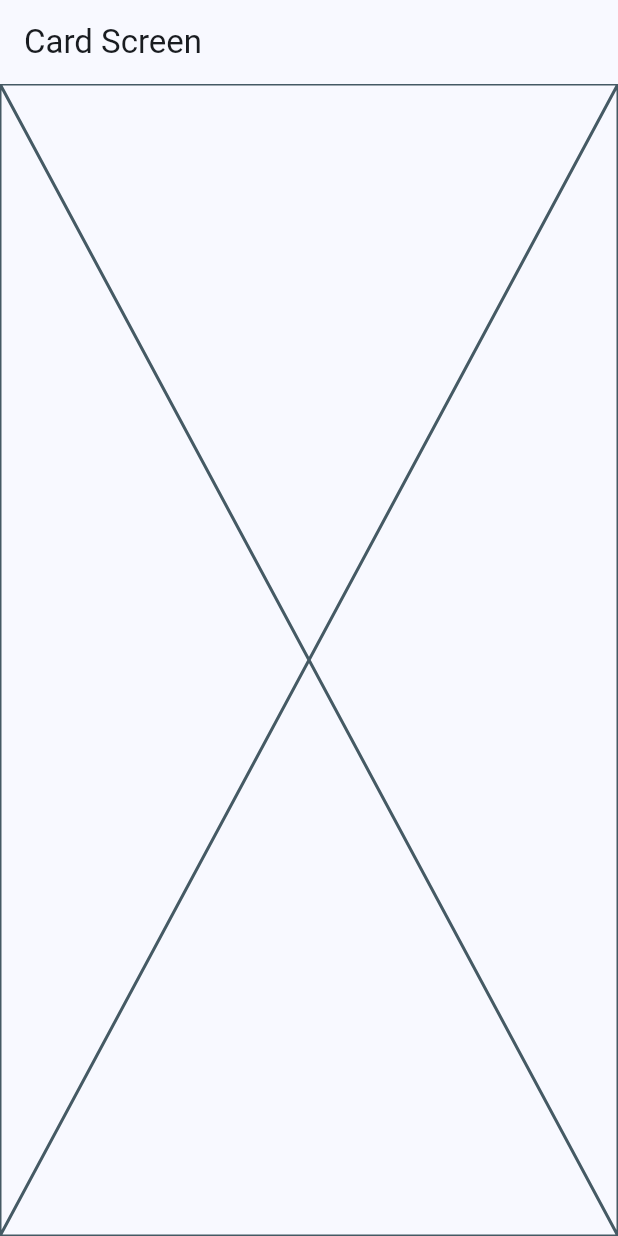
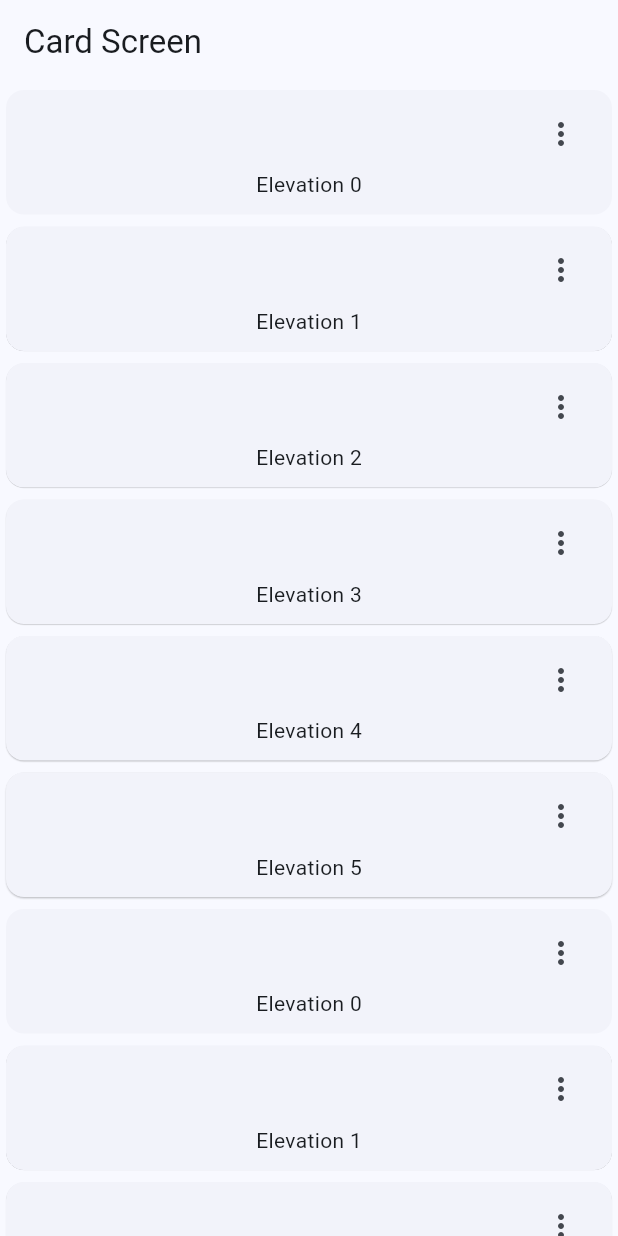
Before and after one commit to osvaldo-o/widgets-app-flutter, a Flutter app: the CardScreen screen opened by its route, on a phone screen of 412 x 824 dp. Run offline on Flutter 3.47's test engine with Material 2 defaults, Android fonts, the phone set to English and light mode, and no system bars; our stand-ins replace go_router.

Commit message:
cards elevations

```diff
--- a/lib/config/menu/menu_items.dart
+++ b/lib/config/menu/menu_items.dart
@@ -22,6 +22,6 @@ const List<MenuItem> appMenuItems = [
   MenuItem(
       title: 'Tarjetas',
       subTitle: 'Un contenedor estilizado',
-      link: '/card',
+      link: '/cards',
       icon: Icons.credit_card)
 ];
--- a/lib/presentation/screens/buttons/buttons_screen.dart
+++ b/lib/presentation/screens/buttons/buttons_screen.dart
@@ -14,7 +14,7 @@ class ButtonScreen extends StatelessWidget {
       floatingActionButton: FloatingActionButton(
           child: const Icon(Icons.arrow_back_ios_new_rounded),
           onPressed: () {
-            context.pop();
+            GoRouter.of(context).pop();
           }),
     );
   }
@@ -81,6 +81,7 @@ class _ButtonView extends StatelessWidget {
                 backgroundColor: MaterialStatePropertyAll(color.primary),
                 iconColor: const MaterialStatePropertyAll(Colors.white)),
           ),
+          const CustomButton(),
         ],
       ),
     );
--- a/lib/presentation/screens/cards/cards_screen.dart
+++ b/lib/presentation/screens/cards/cards_screen.dart
@@ -1,4 +1,13 @@
 import 'package:flutter/material.dart';
+
+const cards = <Map<String, dynamic>>[
+  {'elevation': 0.0, 'label': 'Elevation 0'},
+  {'elevation': 0.1, 'label': 'Elevation 1'},
+  {'elevation': 0.2, 'label': 'Elevation 2'},
+  {'elevation': 0.3, 'label': 'Elevation 3'},
+  {'elevation': 0.4, 'label': 'Elevation 4'},
+  {'elevation': 0.5, 'label': 'Elevation 5'},
+];
 
 class CardScreen extends StatelessWidget {
   const CardScreen({super.key});
@@ -9,7 +18,55 @@ class CardScreen extends StatelessWidget {
       appBar: AppBar(
         title: const Text('Card Screen'),
       ),
-      body: const Placeholder(),
+      body: const _CardScreen(),
     );
   }
 }
+
+class _CardScreen extends StatelessWidget {
+  const _CardScreen();
+
+  @override
+  Widget build(BuildContext context) {
+    return SingleChildScrollView(
+      child: Column(
+        children: [
+          ...cards.map(
+              (e) => _CardType1(label: e['label'], elevation: e['elevation'])),
+          ...cards.map(
+              (e) => _CardType1(label: e['label'], elevation: e['elevation'])),
+        ],
+      ),
+    );
+  }
+}
+
+class _CardType1 extends StatelessWidget {
+  final String label;
+  final double elevation;
+  const _CardType1({required this.label, required this.elevation});
+
+  @override
+  Widget build(BuildContext context) {
+    return Card(
+      elevation: elevation,
+      child: Padding(
+        padding: const EdgeInsets.fromLTRB(10, 5, 10, 10),
+        child: Column(
+          children: [
+            Align(
+                alignment: Alignment.topRight,
+                child: IconButton(
+                  icon: const Icon(Icons.more_vert_outlined),
+                  onPressed: () {},
+                )),
+            Align(
+              alignment: Alignment.bottomCenter,
+              child: Text(label),
+            )
+          ],
+        ),
+      ),
+    );
+  }
+}
--- a/lib/presentation/screens/home/home_screen.dart
+++ b/lib/presentation/screens/home/home_screen.dart
@@ -57,7 +57,7 @@ class _CustomListTile extends StatelessWidget {
         //Navigator.of(context).push(
         //    MaterialPageRoute(builder: (context) => const ButtonScreen()));
         //Navigator.pushNamed(context, menuItem.link);
-        context.go(menuItem.link);
+        GoRouter.of(context).push(menuItem.link);
       },
     );
   }
```
